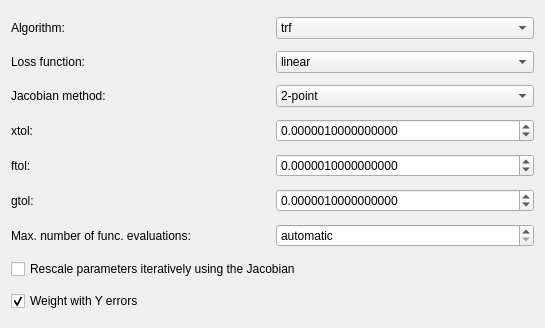
First picture: the form in src/superfit/lsqalgorithmselector/lsqalgorithmselector.ui, repository awacha/superfit, before the edit.
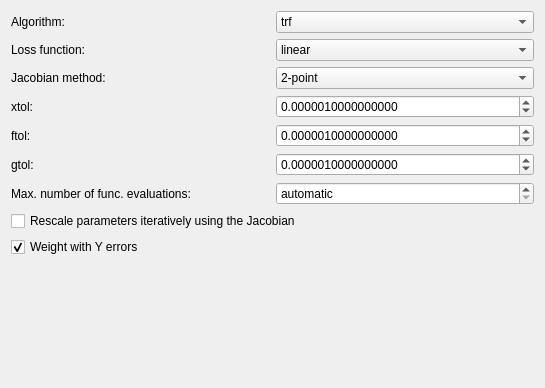
Second picture: the form after the edit.

What changed in the file:
```diff
--- a/src/superfit/lsqalgorithmselector/lsqalgorithmselector.ui
+++ b/src/superfit/lsqalgorithmselector/lsqalgorithmselector.ui
@@ -7,7 +7,7 @@
     <x>0</x>
     <y>0</y>
     <width>545</width>
-    <height>328</height>
+    <height>388</height>
    </rect>
   </property>
   <property name="windowTitle">
@@ -224,6 +224,19 @@
      </property>
     </widget>
    </item>
+   <item row="9" column="0" colspan="2">
+    <spacer name="verticalSpacer">
+     <property name="orientation">
+      <enum>Qt::Vertical</enum>
+     </property>
+     <property name="sizeHint" stdset="0">
+      <size>
+       <width>0</width>
+       <height>0</height>
+      </size>
+     </property>
+    </spacer>
+   </item>
   </layout>
  </widget>
  <tabstops>
```
